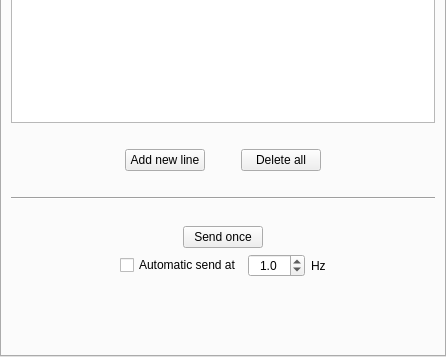
Kupofty/OpenSeaNav, file src/menu_bar/simu/menubar_simdata.ui: the form before one commit; both pictures show x 0 to 446 and y 231 to 588 of the 446 by 588 pixel window.
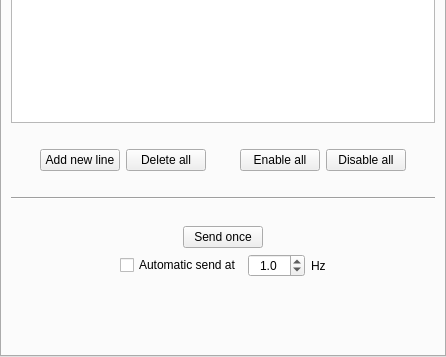
The form after the commit. The open tabs and pages were chosen to show the change.

Commit message: buttons to enable/disable all manual input checkboxes

```diff
--- a/src/menu_bar/simu/menubar_simdata.ui
+++ b/src/menu_bar/simu/menubar_simdata.ui
@@ -852,22 +852,6 @@
            </property>
           </widget>
          </item>
-         <item>
-          <spacer name="horizontalSpacer_12">
-           <property name="orientation">
-            <enum>Qt::Orientation::Horizontal</enum>
-           </property>
-           <property name="sizeType">
-            <enum>QSizePolicy::Policy::Preferred</enum>
-           </property>
-           <property name="sizeHint" stdset="0">
-            <size>
-             <width>30</width>
-             <height>20</height>
-            </size>
-           </property>
-          </spacer>
-         </item>
          <item>
           <widget class="QPushButton" name="pushButton_delete_all_lines">
            <property name="text">
@@ -875,6 +859,33 @@
            </property>
           </widget>
          </item>
+         <item>
+          <spacer name="horizontalSpacer_13">
+           <property name="orientation">
+            <enum>Qt::Orientation::Horizontal</enum>
+           </property>
+           <property name="sizeHint" stdset="0">
+            <size>
+             <width>40</width>
+             <height>20</height>
+            </size>
+           </property>
+          </spacer>
+         </item>
+         <item>
+          <widget class="QPushButton" name="pushButton_enable_all_manual_inputs">
+           <property name="text">
+            <string>Enable all</string>
+           </property>
+          </widget>
+         </item>
+         <item>
+          <widget class="QPushButton" name="pushButton_disable_all_manual_inputs">
+           <property name="text">
+            <string>Disable all</string>
+           </property>
+          </widget>
+         </item>
          <item>
           <spacer name="horizontalSpacer_9">
            <property name="orientation">
```
Left out of the diff: 2 changed lines with no effect on the pictures. The commit also changes 2 other files.
